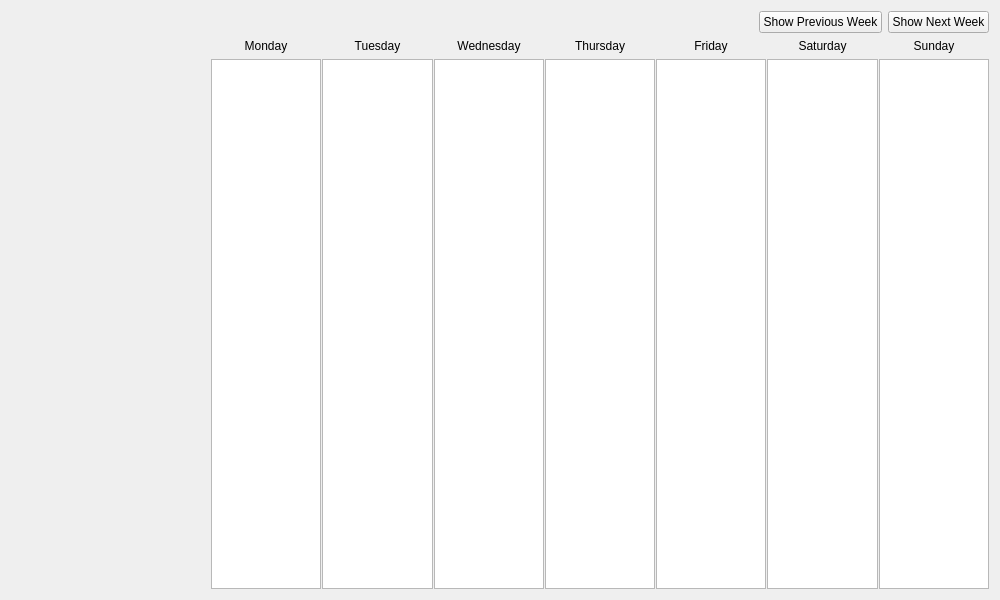
This is designer/calendar.ui in ltrel/piu-mosso-client as Qt 5 draws it before an edit. The edited form follows.
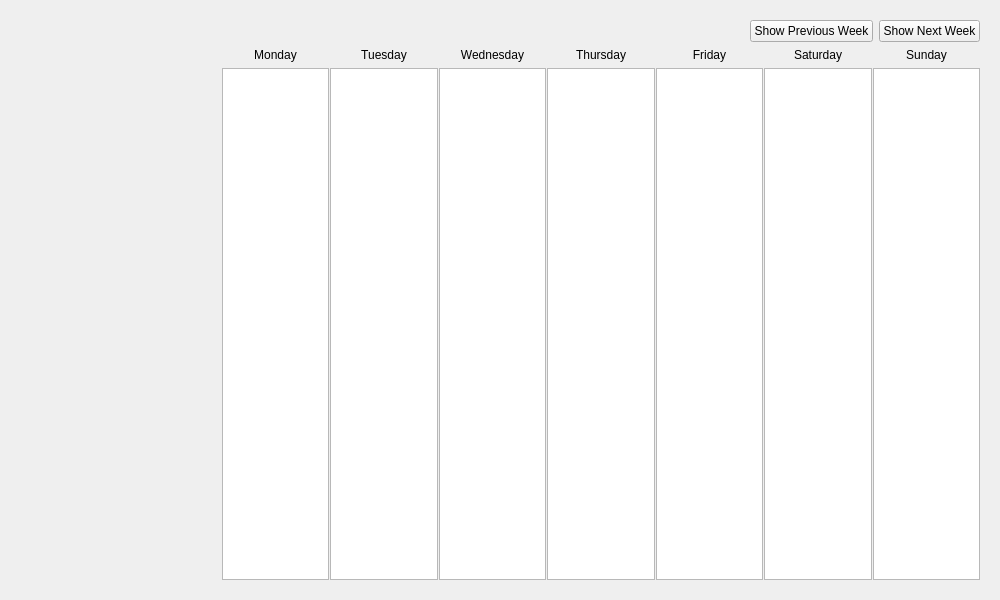
This is the edited form.

Commit message: Make calendar page functional

Patch:
```diff
--- a/designer/calendar.ui
+++ b/designer/calendar.ui
@@ -26,6 +26,13 @@
     </widget>
    </item>
    <item>
+    <widget class="QStackedWidget" name="stacked_widget">
+     <widget class="QWidget" name="calendar_page">
+      <layout class="QHBoxLayout" name="horizontalLayout_3">
+       <property name="leftMargin">
+        <number>11</number>
+       </property>
+       <item>
     <layout class="QVBoxLayout" name="verticalLayout_2">
      <item>
       <layout class="QHBoxLayout" name="horizontalLayout_2">
@@ -42,16 +49,16 @@
          </property>
         </spacer>
        </item>
-       <item>
-        <widget class="QPushButton" name="next_button">
-         <property name="text">
-          <string>Show Previous Week</string>
-         </property>
-        </widget>
-       </item>
        <item>
         <widget class="QPushButton" name="previous_button">
          <property name="text">
+              <string>Show Previous Week</string>
+             </property>
+            </widget>
+           </item>
+           <item>
+            <widget class="QPushButton" name="next_button">
+             <property name="text">
           <string>Show Next Week</string>
          </property>
         </widget>
@@ -64,25 +71,74 @@
         <number>1</number>
        </property>
        <item row="2" column="2">
-        <widget class="QListWidget" name="wednesday_list"/>
+            <widget class="QListWidget" name="wednesday_list">
+             <property name="alternatingRowColors">
+              <bool>true</bool>
+             </property>
+             <property name="wordWrap">
+              <bool>true</bool>
+             </property>
+            </widget>
        </item>
        <item row="2" column="6">
-        <widget class="QListWidget" name="sunday_list"/>
+            <widget class="QListWidget" name="sunday_list">
+             <property name="alternatingRowColors">
+              <bool>true</bool>
+             </property>
+             <property name="wordWrap">
+              <bool>true</bool>
+             </property>
+            </widget>
        </item>
        <item row="2" column="4">
-        <widget class="QListWidget" name="friday_list"/>
+            <widget class="QListWidget" name="friday_list">
+             <property name="alternatingRowColors">
+              <bool>true</bool>
+             </property>
+             <property name="wordWrap">
+              <bool>true</bool>
+             </property>
+            </widget>
        </item>
        <item row="2" column="3">
-        <widget class="QListWidget" name="thursday_list"/>
+            <widget class="QListWidget" name="thursday_list">
+             <property name="alternatingRowColors">
+              <bool>true</bool>
+             </property>
+             <property name="wordWrap">
+              <bool>true</bool>
+             </property>
+            </widget>
        </item>
        <item row="2" column="1">
-        <widget class="QListWidget" name="tuesday_list"/>
+            <widget class="QListWidget" name="tuesday_list">
+             <property name="alternatingRowColors">
+              <bool>true</bool>
+             </property>
+             <property name="wordWrap">
+              <bool>true</bool>
+             </property>
+            </widget>
        </item>
        <item row="2" column="0">
-        <widget class="QListWidget" name="monday_list"/>
+            <widget class="QListWidget" name="monday_list">
+             <property name="alternatingRowColors">
+              <bool>true</bool>
+             </property>
+             <property name="wordWrap">
+              <bool>true</bool>
+             </property>
+            </widget>
        </item>
        <item row="2" column="5">
-        <widget class="QListWidget" name="saturday_list"/>
+            <widget class="QListWidget" name="saturday_list">
+             <property name="alternatingRowColors">
+              <bool>true</bool>
+             </property>
+             <property name="wordWrap">
+              <bool>true</bool>
+             </property>
+            </widget>
        </item>
        <item row="1" column="0">
         <widget class="QLabel" name="monday_label">
@@ -157,6 +213,10 @@
       </layout>
      </item>
     </layout>
+       </item>
+      </layout>
+     </widget>
+    </widget>
    </item>
   </layout>
  </widget>
```
Lines whose indentation alone changed are shown as unchanged. The commit also changes 2 other files.
